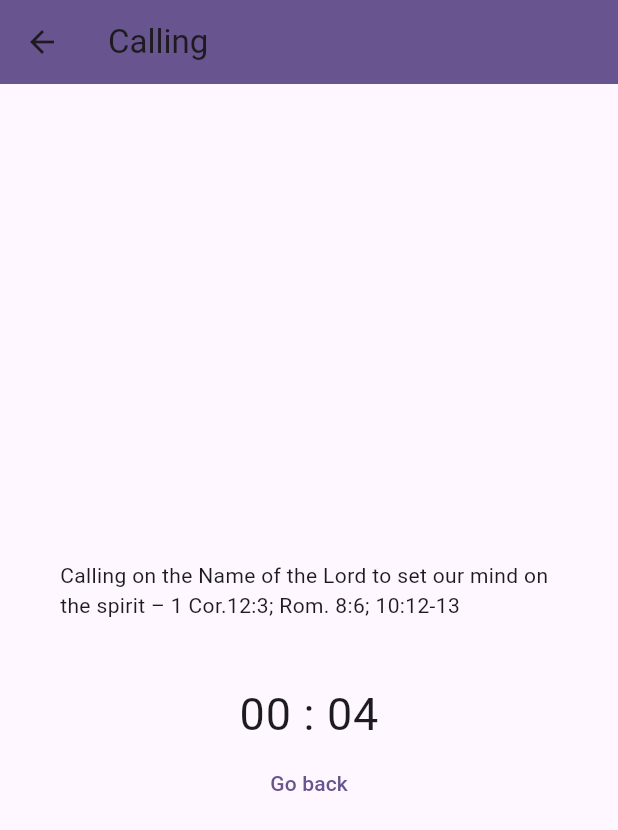
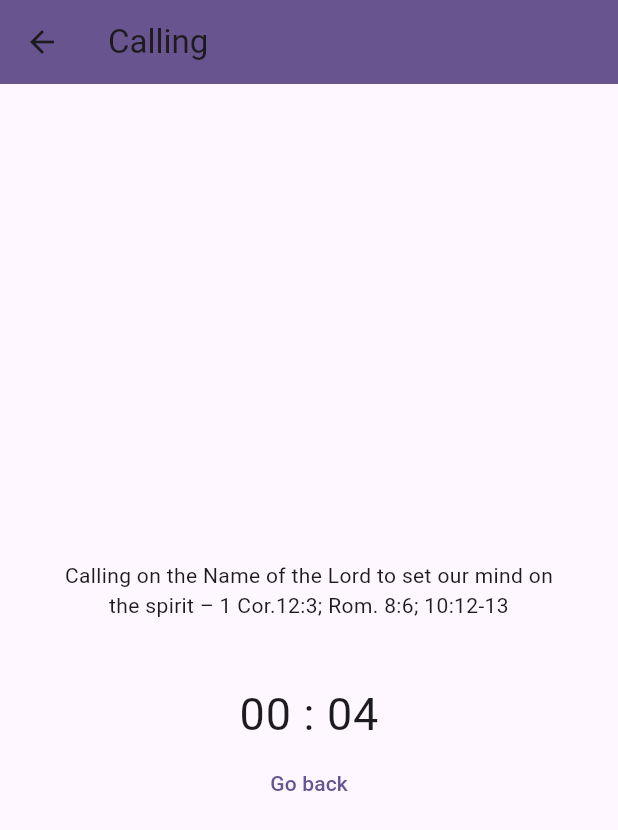
Before and after one commit to yacob89/newsevenminuteswiththelord, a Flutter app: the screen it shows after launch, after a tap on "Start", on a phone screen of 412 x 824 dp. Shown: the top 830 px of the screen. Run offline on Flutter 3.47's test engine with Material 2 defaults, Android fonts, the phone set to English and light mode, and no system bars; our stand-ins replace google_fonts.

Commit message:
feat: layout for description

```diff
--- a/lib/activity.dart
+++ b/lib/activity.dart
@@ -69,7 +69,7 @@ class _ActivityState extends State<Activity> {
       if (_secondsRemaining <= 0 && activityName == ActivityStep.petition) {
         activityTitle = "Seven Minutes With The Lord";
         activityName = ActivityStep.ending;
-        activityDescription = petitionDescription;
+        activityDescription = endingDescription;
         _timer?.cancel();
         return;
       }
@@ -98,7 +98,11 @@ class _ActivityState extends State<Activity> {
             children: [
               Container(
                   margin: const EdgeInsets.all(40.0),
-                  child: Text(activityDescription)),
+                  alignment: Alignment.center,
+                  child: Text(
+                    activityDescription,
+                    textAlign: TextAlign.center,
+                  )),
               Text(
                   "${(_secondsRemaining ~/ 60).toString().padLeft(2, '0')} : ${(_secondsRemaining % 60).toString().padLeft(2, '0')}",
                   style: Theme.of(context).textTheme.bodyLarge),
```
